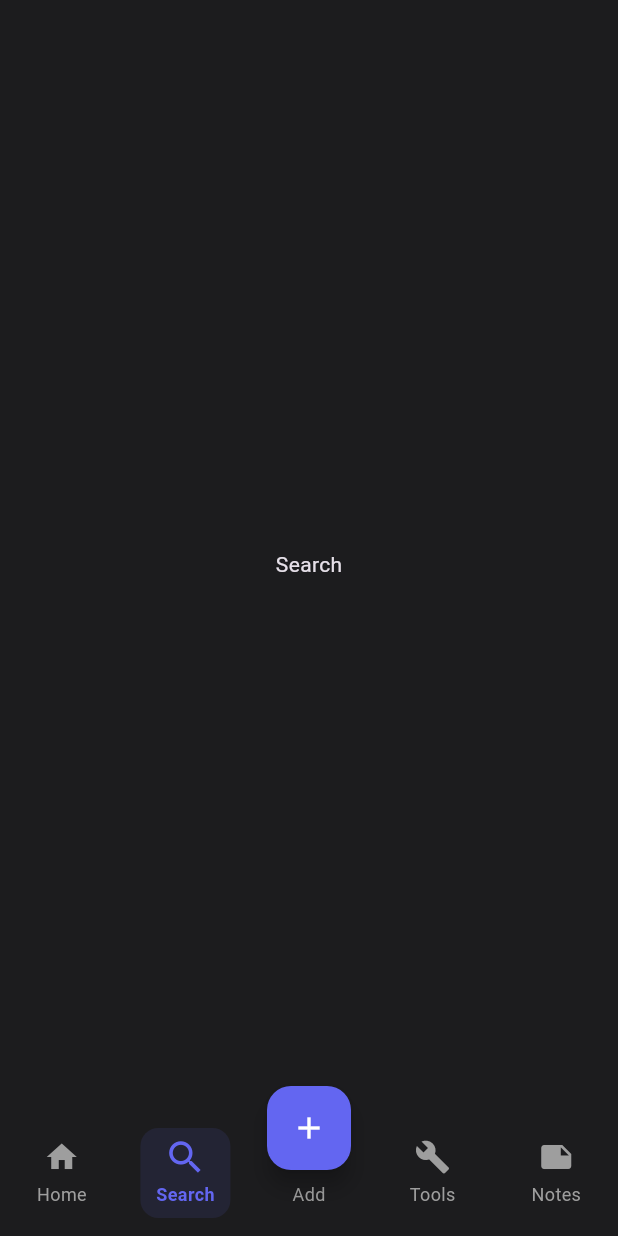
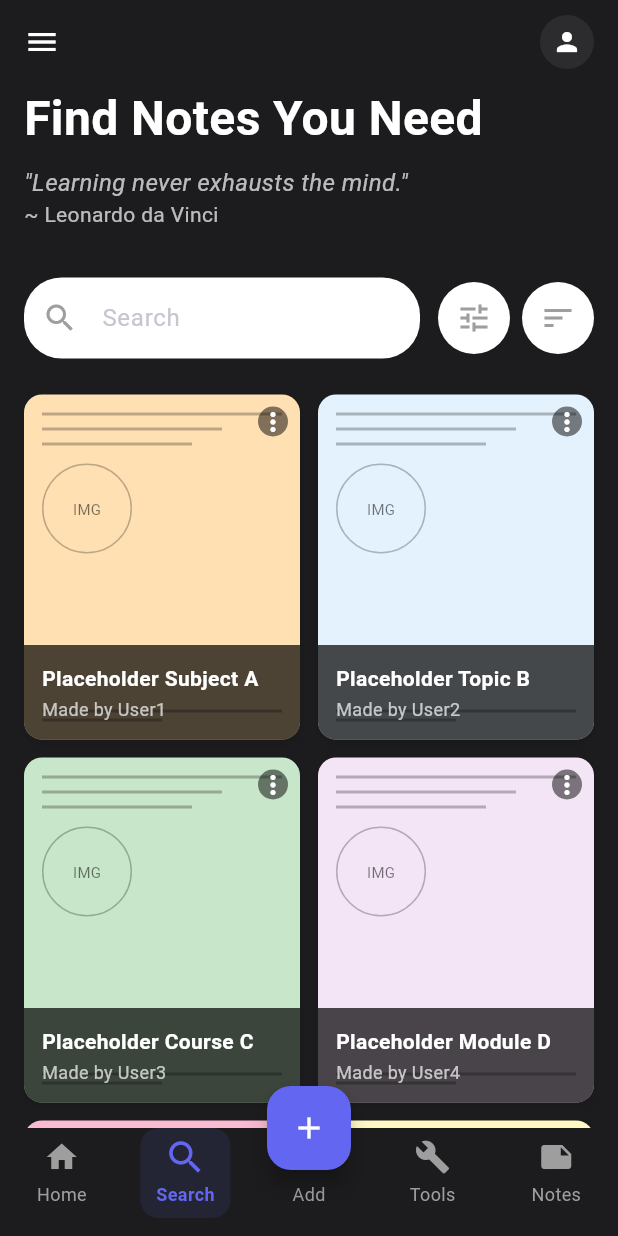
Before and after one commit to Au-Revoir5/NexNote, a Flutter app: the screen it shows after launch, item 2 of the bottom bar chosen, on a phone screen of 412 x 824 dp. Run offline on Flutter 3.47's test engine with Material 3 defaults, Android fonts, the light colour scheme and no system bars.

Commit message:
search page

```diff
--- a/lib/main.dart
+++ b/lib/main.dart
@@ -1,6 +1,6 @@
 import 'package:flutter/material.dart';
+import 'pages/bottom_bar.dart';
 
-import 'pages/bottom_bar.dart';
 
 void main() {
   runApp(MyApp());
--- a/lib/pages/bottom_bar.dart
+++ b/lib/pages/bottom_bar.dart
@@ -1,6 +1,7 @@
 import 'package:flutter/material.dart';
 import 'home.dart';
 import 'notes.dart';
+import 'search.dart';
 
 // Constants for reuse
 const kPrimaryColor = Color(0xFF6366F1);
@@ -20,7 +21,7 @@ class _BottomBarState extends State<BottomBar> {
 
   static final List<Widget> _pages = <Widget>[
     HomePage(),
-    Center(child: Text('Search')),
+    SearchPage(),
     Center(child: Text('Add')),
     Center(child: Text('Tools')),
     NotesPage(),
--- a/lib/pages/home.dart
+++ b/lib/pages/home.dart
@@ -94,7 +94,7 @@ class _HomePageState extends State<HomePage>
             padding: EdgeInsets.only(right: 16),
             child: CircleAvatar(
               radius: 18,
-              backgroundColor: kCardColor,
+              backgroundColor: kDarkSurface,
               child: Icon(Icons.person, color: Colors.white, size: 20),
             ),
           ),
--- a/lib/pages/notes.dart
+++ b/lib/pages/notes.dart
@@ -1,4 +1,9 @@
 import 'package:flutter/material.dart';
+
+const kPrimaryColor = Color(0xFF6366F1);
+const kDarkSurface = Color(0xFF1C1C1E);
+const kCardColor = Color(0xFF2C2C2E);
+const kAccentYellow = Color(0xFFFBBF24);
 
 class NotesPage extends StatefulWidget {
   const NotesPage({super.key});
@@ -13,15 +18,17 @@ class _NotesPageState extends State<NotesPage> {
   @override
   Widget build(BuildContext context) {
     return Scaffold(
+      backgroundColor: kDarkSurface,
       appBar: AppBar(
+        backgroundColor: kDarkSurface,
         leading: const Icon(Icons.menu, color: Colors.white),
         title: const Text('My Notes'),
         actions: [
-          Padding(
-            padding: const EdgeInsets.only(right: 16),
-            child: const CircleAvatar(
+          const Padding(
+            padding: EdgeInsets.only(right: 16),
+            child: CircleAvatar(
               radius: 18,
-              backgroundColor: Color(0xFF2C2C2E),
+              backgroundColor: kCardColor,
               child: Icon(Icons.person, color: Colors.white, size: 20),
             ),
           ),
@@ -34,7 +41,7 @@ class _NotesPageState extends State<NotesPage> {
             padding: const EdgeInsets.all(16),
             child: Container(
               decoration: BoxDecoration(
-                color: const Color(0xFF2C2C2E),
+                color: kCardColor,
                 borderRadius: BorderRadius.circular(25),
               ),
               child: TextField(
@@ -71,7 +78,7 @@ class _NotesPageState extends State<NotesPage> {
                             child: Container(
                               height: 80,
                               decoration: BoxDecoration(
-                                color: const Color(0xFF6366F1),
+                                color: kPrimaryColor,
                                 borderRadius: BorderRadius.circular(16),
                               ),
                               child: const Icon(Icons.add, color: Colors.white, size: 32),
@@ -89,7 +96,7 @@ class _NotesPageState extends State<NotesPage> {
                             child: Container(
                               height: 80,
                               decoration: BoxDecoration(
-                                color: const Color(0xFFFBBF24),
+                                color: kAccentYellow,
                                 borderRadius: BorderRadius.circular(16),
                               ),
                               child: const Icon(Icons.star, color: Colors.white, size: 32),
@@ -107,7 +114,7 @@ class _NotesPageState extends State<NotesPage> {
                             child: Container(
                               height: 80,
                               decoration: BoxDecoration(
-                                color: const Color(0xFF4B5563),
+                                color: Color(0xFF4B5563),
                                 borderRadius: BorderRadius.circular(16),
                               ),
                               child: const Icon(Icons.delete, color: Colors.white, size: 32),
@@ -119,7 +126,6 @@ class _NotesPageState extends State<NotesPage> {
 
                     const SizedBox(height: 24),
 
-                    // Folders Section
                     const Text(
                       'Folder',
                       style: TextStyle(
@@ -131,7 +137,6 @@ class _NotesPageState extends State<NotesPage> {
 
                     const SizedBox(height: 16),
 
-                    // Folder Grid
                     GridView.count(
                       crossAxisCount: 2,
                       shrinkWrap: true,
@@ -140,28 +145,15 @@ class _NotesPageState extends State<NotesPage> {
                       mainAxisSpacing: 16,
                       childAspectRatio: 3,
                       children: const [
-                        FolderItem(
-                          name: 'Calculus',
-                          color: Color(0xFFFBBF24),
-                        ),
-                        FolderItem(
-                          name: 'HCI',
-                          color: Color(0xFF3B82F6),
-                        ),
-                        FolderItem(
-                          name: 'AlgoPro',
-                          color: Color(0xFFEF4444),
-                        ),
-                        FolderItem(
-                          name: 'Sciecomp',
-                          color: Color(0xFF10B981),
-                        ),
+                        FolderItem(name: 'Calculus', color: kAccentYellow),
+                        FolderItem(name: 'HCI', color: Color(0xFF3B82F6)),
+                        FolderItem(name: 'AlgoPro', color: Color(0xFFEF4444)),
+                        FolderItem(name: 'Sciecomp', color: Color(0xFF10B981)),
                       ],
                     ),
 
                     const SizedBox(height: 24),
 
-                    // Recent Notes Section
                     Row(
                       children: const [
                         Text(
@@ -179,25 +171,12 @@ class _NotesPageState extends State<NotesPage> {
 
                     const SizedBox(height: 16),
 
-                    // Notes List
-                    NoteItem(
-                      title: 'Rangkuman Kuis HCI',
-                      subtitle: 'Last edited 1 hour',
-                    ),
-                    NoteItem(
-                      title: 'UAS Sciecomp',
-                      subtitle: 'Last edited 1 day ago',
-                    ),
-                    NoteItem(
-                      title: 'Trigono subs',
-                      subtitle: 'Last edited 2 days ago',
-                    ),
-                    NoteItem(
-                      title: 'Cara menemukan Pacar',
-                      subtitle: 'Last edited 5 days ago',
-                    ),
+                    const NoteItem(title: 'Rangkuman Kuis HCI', subtitle: 'Last edited 1 hour'),
+                    const NoteItem(title: 'UAS Sciecomp', subtitle: 'Last edited 1 day ago'),
+                    const NoteItem(title: 'Trigono subs', subtitle: 'Last edited 2 days ago'),
+                    const NoteItem(title: 'Cara menemukan Pacar', subtitle: 'Last edited 5 days ago'),
 
-                    const SizedBox(height: 100), // Space for bottom navigation
+                    const SizedBox(height: 100),
                   ],
                 ),
               ),
@@ -219,7 +198,7 @@ class FolderItem extends StatelessWidget {
   Widget build(BuildContext context) {
     return Container(
       decoration: BoxDecoration(
-        color: const Color(0xFF2C2C2E),
+        color: kCardColor,
         borderRadius: BorderRadius.circular(12),
       ),
       child: Row(
@@ -275,12 +254,11 @@ class NoteItem extends StatelessWidget {
       margin: const EdgeInsets.only(bottom: 12),
       padding: const EdgeInsets.all(16),
       decoration: BoxDecoration(
-        color: const Color(0xFF2C2C2E),
+        color: kCardColor,
         borderRadius: BorderRadius.circular(12),
       ),
       child: Row(
         children: [
-          // Note preview icon
           Container(
             width: 40,
             height: 40,
--- /dev/null
+++ b/lib/pages/search.dart
@@ -0,0 +1,375 @@
+import 'package:flutter/material.dart';
+
+const kPrimaryColor = Color(0xFF6366F1);
+const kDarkSurface = Color(0xFF1C1C1E);
+const kCardColor = Color(0xFF2C2C2E);
+const kAccentYellow = Color(0xFFFBBF24);
+
+class SearchPage extends StatefulWidget {
+  const SearchPage({Key? key}) : super(key: key);
+
+  @override
+  State<SearchPage> createState() => _SearchPageState();
+}
+
+class _SearchPageState extends State<SearchPage> {
+  final TextEditingController _searchController = TextEditingController();
+
+  final List<NoteItem> notes = [
+    NoteItem(
+      title: 'Placeholder Subject A',
+      author: 'Made by User1',
+      color: Colors.orange.shade100,
+      textColor: Colors.black,
+    ),
+    NoteItem(
+      title: 'Placeholder Topic B',
+      author: 'Made by User2',
+      color: Colors.blue.shade50,
+      textColor: Colors.black,
+    ),
+    NoteItem(
+      title: 'Placeholder Course C',
+      author: 'Made by User3',
+      color: Colors.green.shade100,
+      textColor: Colors.black,
+    ),
+    NoteItem(
+      title: 'Placeholder Module D',
+      author: 'Made by User4',
+      color: Colors.purple.shade50,
+      textColor: Colors.black,
+    ),
+    NoteItem(
+      title: 'Placeholder Chapter E',
+      author: 'Made by User5',
+      color: Colors.pink.shade100,
+      textColor: Colors.black,
+    ),
+    NoteItem(
+      title: 'Placeholder Unit F',
+      author: 'Made by User6',
+      color: Colors.yellow.shade100,
+      textColor: Colors.black,
+    ),
+  ];
+
+  @override
+  Widget build(BuildContext context) {
+    return Scaffold(
+      body: SafeArea(
+        child: Column(
+          children: [
+            // Sticky Header (burger + profile)
+            Padding(
+              padding: const EdgeInsets.symmetric(horizontal: 16.0, vertical: 10.0),
+              child: Row(
+                children: [
+                  const Icon(
+                    Icons.menu,
+                    color: Colors.white,
+                    size: 24,
+                  ),
+                  const Spacer(),
+                  const CircleAvatar(
+                    radius: 18,
+                    backgroundColor: kCardColor,
+                    child: Icon(
+                      Icons.person,
+                      color: Colors.white,
+                      size: 20,
+                    ),
+                  ),
+                ],
+              ),
+            ),
+
+            // Scrollable Area
+            Expanded(
+              child: SingleChildScrollView(
+                padding: const EdgeInsets.only(bottom: 16),
+                child: Column(
+                  crossAxisAlignment: CrossAxisAlignment.start,
+                  children: [
+                    // Title
+                    Padding(
+                      padding: const EdgeInsets.symmetric(horizontal: 16.0),
+                      child: Column(
+                        crossAxisAlignment: CrossAxisAlignment.start,
+                        children: const [
+                          Text(
+                            'Find Notes You Need',
+                            style: TextStyle(
+                              color: Colors.white,
+                              fontSize: 32,
+                              fontWeight: FontWeight.bold,
+                            ),
+                          ),
+                          SizedBox(height: 8),
+                          Text(
+                            '"Learning never exhausts the mind."',
+                            style: TextStyle(
+                              color: Colors.white70,
+                              fontSize: 16,
+                              fontStyle: FontStyle.italic,
+                            ),
+                          ),
+                          Text(
+                            '~ Leonardo da Vinci',
+                            style: TextStyle(
+                              color: Colors.white70,
+                              fontSize: 14,
+                            ),
+                          ),
+                        ],
+                      ),
+                    ),
+
+                    const SizedBox(height: 32),
+
+                    // Search and Filter Row
+                    Padding(
+                      padding: const EdgeInsets.symmetric(horizontal: 16.0),
+                      child: Row(
+                        children: [
+                          Expanded(
+                            child: Container(
+                              decoration: BoxDecoration(
+                                color: Colors.white,
+                                borderRadius: BorderRadius.circular(25),
+                              ),
+                              child: TextField(
+                                controller: _searchController,
+                                decoration: const InputDecoration(
+                                  hintText: 'Search',
+                                  prefixIcon: Icon(Icons.search, color: Colors.grey),
+                                  border: InputBorder.none,
+                                  contentPadding: EdgeInsets.symmetric(
+                                    horizontal: 20,
+                                    vertical: 15,
+                                  ),
+                                ),
+                              ),
+                            ),
+                          ),
+                          const SizedBox(width: 12),
+                          Container(
+                            decoration: BoxDecoration(
+                              color: Colors.white,
+                              borderRadius: BorderRadius.circular(25),
+                            ),
+                            child: IconButton(
+                              onPressed: () {},
+                              icon: const Icon(Icons.tune, color: Colors.grey),
+                              padding: const EdgeInsets.all(12),
+                            ),
+                          ),
+                          const SizedBox(width: 8),
+                          Container(
+                            decoration: BoxDecoration(
+                              color: Colors.white,
+                              borderRadius: BorderRadius.circular(25),
+                            ),
+                            child: IconButton(
+                              onPressed: () {},
+                              icon: const Icon(Icons.sort, color: Colors.grey),
+                              padding: const EdgeInsets.all(12),
+                            ),
+                          ),
+                        ],
+                      ),
+                    ),
+
+                    const SizedBox(height: 24),
+
+                    // Notes Grid
+                    Padding(
+                      padding: const EdgeInsets.symmetric(horizontal: 16.0),
+                      child: GridView.builder(
+                        shrinkWrap: true,
+                        physics: const NeverScrollableScrollPhysics(),
+                        itemCount: notes.length,
+                        gridDelegate: const SliverGridDelegateWithFixedCrossAxisCount(
+                          crossAxisCount: 2,
+                          crossAxisSpacing: 12,
+                          mainAxisSpacing: 12,
+                          childAspectRatio: 0.8,
+                        ),
+                        itemBuilder: (context, index) {
+                          return NoteCard(note: notes[index]);
+                        },
+                      ),
+                    ),
+                  ],
+                ),
+              ),
+            ),
+          ],
+        ),
+      ),
+    );
+  }
+}
+
+class NoteItem {
+  final String title;
+  final String author;
+  final Color color;
+  final Color textColor;
+
+  NoteItem({
+    required this.title,
+    required this.author,
+    required this.color,
+    required this.textColor,
+  });
+}
+
+class NoteCard extends StatelessWidget {
+  final NoteItem note;
+
+  const NoteCard({Key? key, required this.note}) : super(key: key);
+
+  @override
+  Widget build(BuildContext context) {
+    return Container(
+      decoration: BoxDecoration(
+        color: note.color,
+        borderRadius: BorderRadius.circular(12),
+        boxShadow: [
+          BoxShadow(
+            color: Colors.black.withOpacity(0.1),
+            blurRadius: 4,
+            offset: const Offset(0, 2),
+          ),
+        ],
+      ),
+      child: Stack(
+        children: [
+          // Placeholder content to simulate handwritten notes
+          Padding(
+            padding: const EdgeInsets.all(12.0),
+            child: Column(
+              crossAxisAlignment: CrossAxisAlignment.start,
+              children: [
+                // Simulated handwritten lines
+                Container(
+                  width: double.infinity,
+                  height: 2,
+                  color: Colors.black26,
+                  margin: const EdgeInsets.only(bottom: 8),
+                ),
+                Container(
+                  width: 120,
+                  height: 2,
+                  color: Colors.black26,
+                  margin: const EdgeInsets.only(bottom: 8),
+                ),
+                Container(
+                  width: 100,
+                  height: 2,
+                  color: Colors.black26,
+                  margin: const EdgeInsets.only(bottom: 12),
+                ),
+
+                // Placeholder diagrams/shapes
+                Container(
+                  width: 60,
+                  height: 60,
+                  decoration: BoxDecoration(
+                    border: Border.all(color: Colors.black26),
+                    borderRadius: BorderRadius.circular(30),
+                  ),
+                  child: const Center(
+                    child: Text(
+                      'IMG',
+                      style: TextStyle(
+                        fontSize: 10,
+                        color: Colors.black54,
+                      ),
+                    ),
+                  ),
+                ),
+
+                const Spacer(),
+
+                // More placeholder lines
+                Container(
+                  width: double.infinity,
+                  height: 2,
+                  color: Colors.black26,
+                  margin: const EdgeInsets.only(bottom: 4),
+                ),
+                Container(
+                  width: 80,
+                  height: 2,
+                  color: Colors.black26,
+                ),
+              ],
+            ),
+          ),
+
+          // Title and author at bottom
+          Positioned(
+            bottom: 0,
+            left: 0,
+            right: 0,
+            child: Container(
+              padding: const EdgeInsets.all(12),
+              decoration: BoxDecoration(
+                color: Colors.black.withOpacity(0.7),
+                borderRadius: const BorderRadius.only(
+                  bottomLeft: Radius.circular(12),
+                  bottomRight: Radius.circular(12),
+                ),
+              ),
+              child: Column(
+                crossAxisAlignment: CrossAxisAlignment.start,
+                mainAxisSize: MainAxisSize.min,
+                children: [
+                  Text(
+                    note.title,
+                    style: const TextStyle(
+                      color: Colors.white,
+                      fontSize: 14,
+                      fontWeight: FontWeight.bold,
+                    ),
+                    maxLines: 1,
+                    overflow: TextOverflow.ellipsis,
+                  ),
+                  const SizedBox(height: 2),
+                  Text(
+                    note.author,
+                    style: const TextStyle(
+                      color: Colors.white70,
+                      fontSize: 12,
+                    ),
+                    maxLines: 1,
+                    overflow: TextOverflow.ellipsis,
+                  ),
+                ],
+              ),
+            ),
+          ),
+
+          // More options button
+          Positioned(
+            top: 8,
+            right: 8,
+            child: Container(
+              decoration: BoxDecoration(
+                color: const Color.fromARGB(127, 0, 0, 0),
+                borderRadius: BorderRadius.circular(12),
+              ),
+              child: const Icon(
+                Icons.more_vert,
+                color: Colors.white,
+                size: 20,
+              ),
+            ),
+          ),
+        ],
+      ),
+    );
+  }
+}
```
